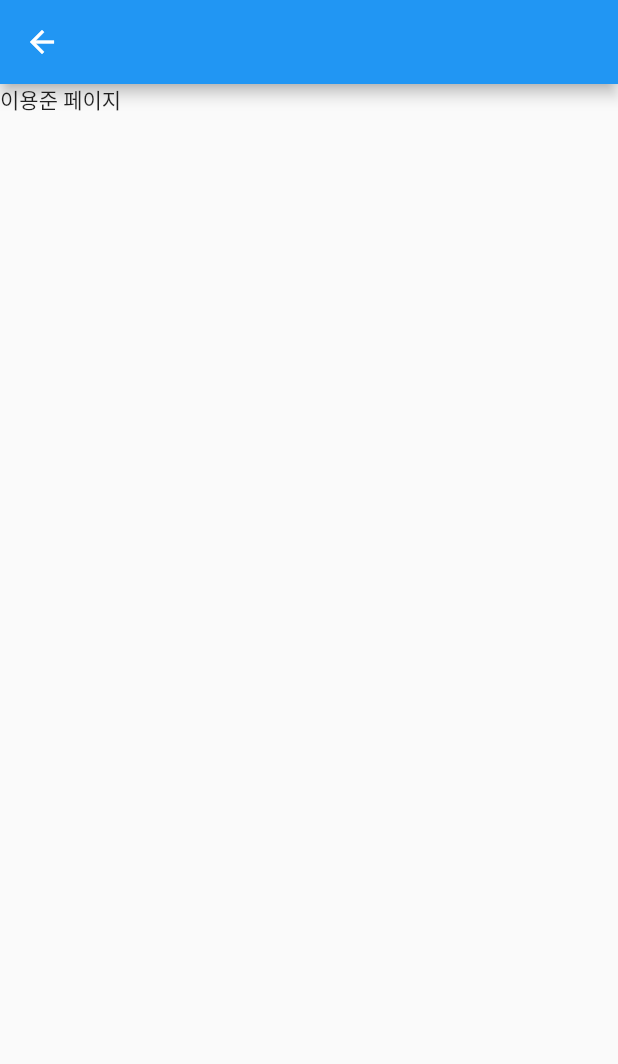
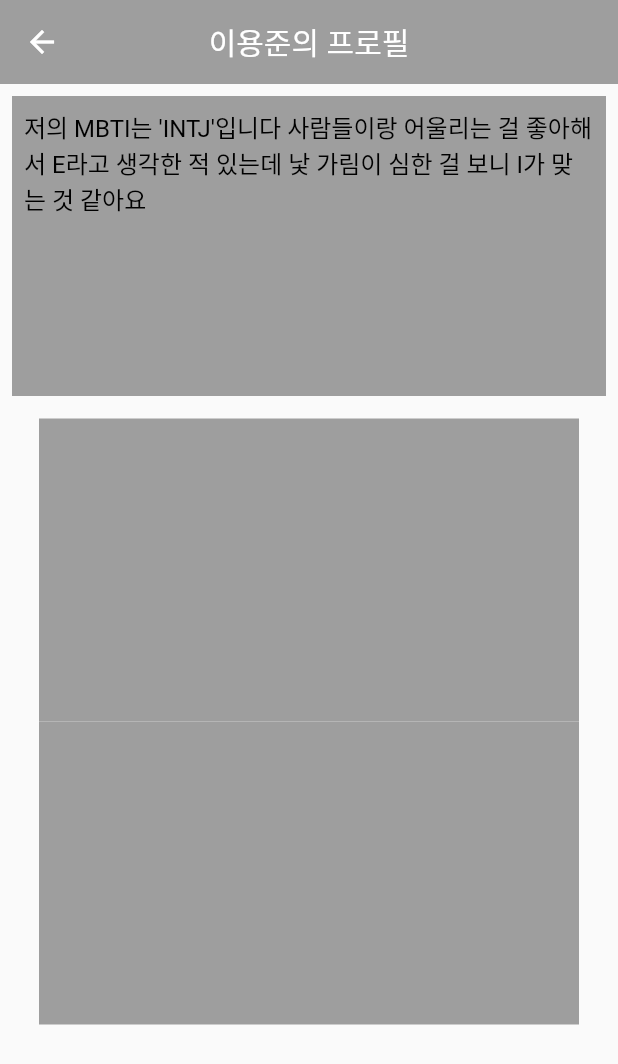
Before and after one commit to sinw212/TeamPage, a Flutter app: the YongjunPersonal screen opened directly, on a phone screen of 412 x 824 dp. Shown: the top 1064 px of the screen. Run offline on Flutter 3.47's test engine with Material 2 defaults, Android fonts, the phone set to English and light mode, and no system bars.

Commit message:
이용준 정보 추가

```diff
--- a/lib/yongjun_personal.dart
+++ b/lib/yongjun_personal.dart
@@ -7,8 +7,53 @@ class YongjunPersonal extends StatelessWidget {
   @override
   Widget build(BuildContext context) {
     return Scaffold(
-      appBar: AppBar(),
-      body: Text("이용준 페이지"),
+      appBar: AppBar(
+        elevation: 0,
+        centerTitle: true,
+        backgroundColor: Colors.grey,
+        title: Text("이용준의 프로필"),
+      ),
+      body: ListView(
+        children: [
+          Padding(
+            padding: const EdgeInsets.all(8.0),
+            child: Column(
+              crossAxisAlignment: CrossAxisAlignment.center,
+              children: [
+                Container(
+                  width: 500,
+                  height: 200,
+                  alignment: Alignment.topCenter,
+                  decoration: BoxDecoration(
+                    color: Colors.grey,
+                  ),
+                  child: Padding(
+                    padding: const EdgeInsets.all(8.0),
+                    child: Text(
+                      "저의 MBTI는 'INTJ'입니다 사람들이랑 어울리는 걸 좋아해서 E라고 생각한 적 있는데 낯 가림이 심한 걸 보니 I가 맞는 것 같아요",
+                      style: TextStyle(color: Colors.black, fontSize: 16),
+                    ),
+                  ),
+                ),
+                SizedBox(
+                  width: 500,
+                  height: 15,
+                ),
+                Container(
+                  width: 360,
+                  height: 202,
+                  decoration: BoxDecoration(color: Colors.grey),
+                ),
+                Container(
+                  width: 360,
+                  height: 202,
+                  decoration: BoxDecoration(color: Colors.grey),
+                )
+              ],
+            ),
+          ),
+        ],
+      ),
     );
   }
 }
```
